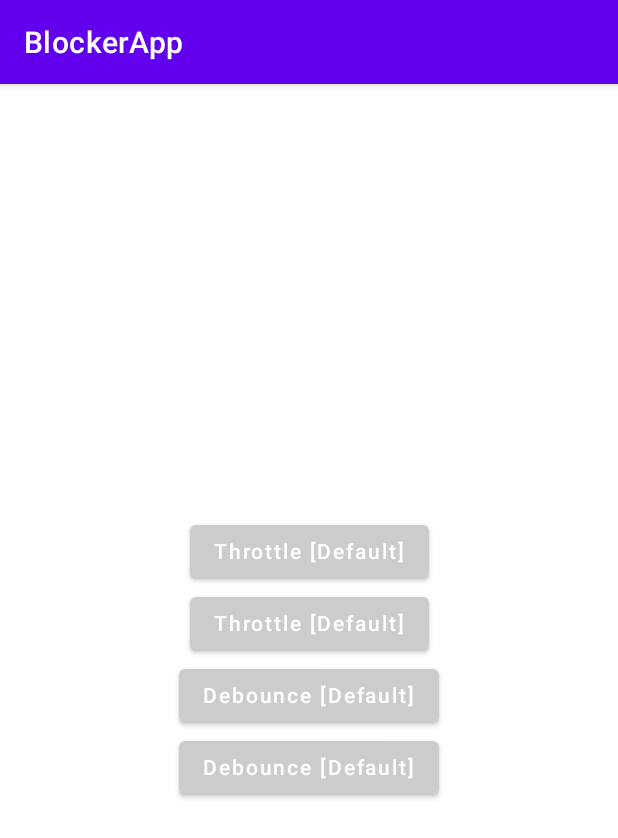
After one commit to Im-Tae/Blocker, an Android app built with Jetpack Compose: the ComposeActivity screen opened directly, with no data from a screen before it, on a phone screen of 412 x 824 dp. The commit adds this screen. Shown: the top 838 px of the screen. Run offline under Robolectric (Android 15) with nearby library versions, the phone set to English and light mode, and no system bars; our stand-ins replace Dagger/Hilt's generated code.

Commit message:
add: throttle debounce for compose material button

```diff
--- a/app/src/main/AndroidManifest.xml
+++ b/app/src/main/AndroidManifest.xml
@@ -10,6 +10,9 @@
         android:roundIcon="@mipmap/ic_launcher_round"
         android:supportsRtl="true"
         android:theme="@style/Theme.BlockerApp">
+        <activity
+            android:name=".view.compose.ComposeActivity"
+            android:exported="true" />
         <activity
             android:name=".view.databinding.DataBindingActivity"
             android:exported="true" />
--- a/app/src/main/java/com/leaf/blockerapp/view/MainActivity.kt
+++ b/app/src/main/java/com/leaf/blockerapp/view/MainActivity.kt
@@ -20,6 +20,7 @@ import androidx.compose.ui.Modifier
 import androidx.compose.ui.tooling.preview.Preview
 import com.leaf.blockerapp.compose.ButtonView
 import com.leaf.blockerapp.compose.DefaultTheme
+import com.leaf.blockerapp.view.compose.ComposeActivity
 import com.leaf.blockerapp.view.databinding.DataBindingActivity
 import com.leaf.blockerapp.view.xml.XmlActivity
 import dagger.hilt.android.AndroidEntryPoint
@@ -29,7 +30,8 @@ class MainActivity : AppCompatActivity() {
 
     private val buttonData = arrayListOf(
         "XML",
-        "DataBinding"
+        "DataBinding",
+        "Compose"
     )
 
     override fun onCreate(savedInstanceState: Bundle?) {
@@ -56,6 +58,7 @@ class MainActivity : AppCompatActivity() {
                     when (buttonData.indexOf(it)) {
                         0 -> { startActivity(XmlActivity::class.java) }
                         1 -> { startActivity(DataBindingActivity::class.java) }
+                        2 -> { startActivity(ComposeActivity::class.java) }
                     }
                 }
             }
--- /dev/null
+++ b/app/src/main/java/com/leaf/blockerapp/view/compose/ComposeActivity.kt
@@ -0,0 +1,78 @@
+/*
+ * Create by Im-Tae on 2022. 11. 7.
+ *
+ * Copyright (c) 2022. Im-Tae. All rights reserved.
+ */
+
+package com.leaf.blockerapp.view.compose
+
+import android.os.Bundle
+import android.widget.Toast
+import androidx.activity.compose.setContent
+import androidx.appcompat.app.AppCompatActivity
+import androidx.compose.foundation.layout.Arrangement
+import androidx.compose.foundation.layout.Column
+import androidx.compose.foundation.layout.fillMaxSize
+import androidx.compose.material.Text
+import androidx.compose.runtime.Composable
+import androidx.compose.ui.Alignment
+import androidx.compose.ui.Modifier
+import androidx.compose.ui.tooling.preview.Preview
+import com.leaf.blocker.extend.DebounceButton
+import com.leaf.blocker.extend.ThrottleButton
+import com.leaf.blockerapp.compose.DefaultTheme
+import dagger.hilt.android.AndroidEntryPoint
+
+@AndroidEntryPoint
+class ComposeActivity : AppCompatActivity() {
+
+    override fun onCreate(savedInstanceState: Bundle?) {
+        super.onCreate(savedInstanceState)
+
+        setContent {
+            DefaultTheme {
+                ComposeView()
+            }
+        }
+    }
+
+    @Composable
+    fun ComposeView() {
+        Column(
+            modifier = Modifier.fillMaxSize(),
+            verticalArrangement = Arrangement.Center,
+            horizontalAlignment = Alignment.CenterHorizontally
+        ) {
+            ThrottleButton(
+                onClick = { showToast("`Throttle [Default]` Click") }
+            ) {
+                Text(text = "Throttle [Default]")
+            }
+            ThrottleButton(
+                onClick = { showToast("`Throttle [5000Ms]` Click") },
+                skipInterval = 5000L
+            ) {
+                Text(text = "Throttle [Default]")
+            }
+            DebounceButton(
+                onClick = { showToast("`Debounce [Default]` Click") }
+            ) {
+                Text(text = "Debounce [Default]")
+            }
+            DebounceButton(
+                onClick = { showToast("`Debounce [5000Ms]` Click") },
+                waitInterval = 5000L
+            ) {
+                Text(text = "Debounce [Default]")
+            }
+        }
+    }
+
+    @Preview
+    @Composable
+    fun PreviewComposeView() {
+        ComposeView()
+    }
+
+    private fun showToast(message: String) = Toast.makeText(this, message, Toast.LENGTH_SHORT).show()
+}
--- /dev/null
+++ b/blocker/src/main/java/com/leaf/blocker/extend/BlockerButton.kt
@@ -0,0 +1,83 @@
+/*
+ * Create by Im-Tae on 2022. 11. 7.
+ *
+ * Copyright (c) 2022. Im-Tae. All rights reserved.
+ */
+
+package com.leaf.blocker.extend
+
+import androidx.compose.foundation.BorderStroke
+import androidx.compose.foundation.interaction.MutableInteractionSource
+import androidx.compose.foundation.layout.PaddingValues
+import androidx.compose.foundation.layout.RowScope
+import androidx.compose.material.*
+import androidx.compose.runtime.Composable
+import androidx.compose.runtime.remember
+import androidx.compose.ui.Modifier
+import androidx.compose.ui.graphics.Shape
+import com.leaf.blocker.Blocker
+import kotlinx.coroutines.MainScope
+
+@OptIn(ExperimentalMaterialApi::class)
+@Composable
+fun ThrottleButton(
+    onClick: () -> Unit,
+    modifier: Modifier = Modifier,
+    skipInterval: Long = Blocker.getInterval(),
+    enabled: Boolean = true,
+    interactionSource: MutableInteractionSource = remember { MutableInteractionSource() },
+    elevation: ButtonElevation? = ButtonDefaults.elevation(),
+    shape: Shape = MaterialTheme.shapes.small,
+    border: BorderStroke? = null,
+    colors: ButtonColors = ButtonDefaults.buttonColors(),
+    contentPadding: PaddingValues = ButtonDefaults.ContentPadding,
+    content: @Composable RowScope.() -> Unit,
+) {
+    Button(
+        onClick = throttleFirst(
+            skipInterval = skipInterval,
+            coroutineScope = MainScope()
+        ) { onClick() },
+        modifier = modifier,
+        enabled = enabled,
+        interactionSource = interactionSource,
+        elevation = elevation,
+        shape = shape,
+        border = border,
+        colors = colors,
+        contentPadding = contentPadding,
+        content = content
+    )
+}
+
+@OptIn(ExperimentalMaterialApi::class)
+@Composable
+fun DebounceButton(
+    onClick: () -> Unit,
+    modifier: Modifier = Modifier,
+    waitInterval: Long = Blocker.getInterval(),
+    enabled: Boolean = true,
+    interactionSource: MutableInteractionSource = remember { MutableInteractionSource() },
+    elevation: ButtonElevation? = ButtonDefaults.elevation(),
+    shape: Shape = MaterialTheme.shapes.small,
+    border: BorderStroke? = null,
+    colors: ButtonColors = ButtonDefaults.buttonColors(),
+    contentPadding: PaddingValues = ButtonDefaults.ContentPadding,
+    content: @Composable RowScope.() -> Unit,
+) {
+    Button(
+        onClick = debounce(
+            waitInterval = waitInterval,
+            coroutineScope = MainScope()
+        ) { onClick() },
+        modifier = modifier,
+        enabled = enabled,
+        interactionSource = interactionSource,
+        elevation = elevation,
+        shape = shape,
+        border = border,
+        colors = colors,
+        contentPadding = contentPadding,
+        content = content
+    )
+}
--- a/blocker/src/main/java/com/leaf/blocker/extend/debounceExtend.kt
+++ b/blocker/src/main/java/com/leaf/blocker/extend/debounceExtend.kt
@@ -10,6 +10,21 @@ import kotlinx.coroutines.CoroutineScope
 import kotlinx.coroutines.Job
 import kotlinx.coroutines.delay
 import kotlinx.coroutines.launch
+
+fun debounce(
+    waitInterval: Long = 2000L,
+    coroutineScope: CoroutineScope,
+    callback: () -> Unit
+): () -> Unit {
+    var debounceJob: Job? = null
+    return {
+        debounceJob?.cancel()
+        debounceJob = coroutineScope.launch {
+            delay(waitInterval)
+            callback()
+        }
+    }
+}
 
 fun <T> debounce(
     waitInterval: Long = 2000L,
--- a/blocker/src/main/java/com/leaf/blocker/extend/throttleExtend.kt
+++ b/blocker/src/main/java/com/leaf/blocker/extend/throttleExtend.kt
@@ -10,6 +10,22 @@ import kotlinx.coroutines.CoroutineScope
 import kotlinx.coroutines.Job
 import kotlinx.coroutines.delay
 import kotlinx.coroutines.launch
+
+fun throttleFirst(
+    skipInterval: Long,
+    coroutineScope: CoroutineScope,
+    callback: () -> Unit
+): () -> Unit {
+    var throttleJob: Job? = null
+    return {
+        if (throttleJob?.isCompleted != false) {
+            throttleJob = coroutineScope.launch {
+                callback()
+                delay(skipInterval)
+            }
+        }
+    }
+}
 
 fun <T> throttleFirst(
     skipInterval: Long,
```
Also changed, not shown: app/build.gradle (+16 -10 lines), blocker/build.gradle (+18 -0 lines), build.gradle (+4 -4 lines), gradle/wrapper/gradle-wrapper.properties.
